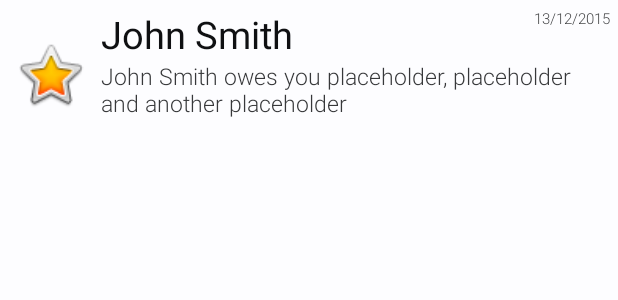
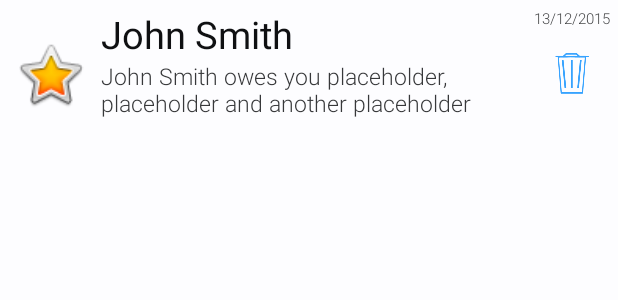
Before and after one commit to wolfbytestudio/Tappers, an Android app: the layout list_row.xml on its own in the app's theme, with its tools: preview values and no code run, on a phone screen of 412 x 824 dp. Shown: the top 300 px of the screen. Run offline under Robolectric (Android 15) with nearby library versions, the phone set to English and light mode, and no system bars.

Commit message:
Main List Adapter Changes

```diff
--- a/Tappers/app/src/main/java/com/example/zack/tapperstesting/contact/ContactPage.java
+++ b/Tappers/app/src/main/java/com/example/zack/tapperstesting/contact/ContactPage.java
@@ -107,6 +107,8 @@ public class ContactPage extends Activity {
                 AlertDialog.Builder builder = new AlertDialog.Builder(v.getContext());
                 builder.setMessage("Are you sure you want to clear the history for " + ContactUtil.contact.name).setPositiveButton("Yes", dialogClickListener)
                         .setNegativeButton("No", dialogClickListener).show();
+
+
             }
         });
 
--- a/Tappers/app/src/main/res/layout/list_row.xml
+++ b/Tappers/app/src/main/res/layout/list_row.xml
@@ -46,7 +46,8 @@
         android:textColor="#37383A"
         android:textSize="15dp"
         android:layout_toRightOf="@id/thumbnail"
-        android:text="John Smith owes you placeholder, placeholder and another placeholder" />
+        android:text="John Smith owes you placeholder, placeholder and another placeholder"
+        android:layout_toStartOf="@+id/btnDeleteContact" />
 
 
     <TextView
@@ -60,6 +61,18 @@
         android:text="13/12/2015"
         />
 
+    <ImageButton
+        android:layout_width="31dp"
+        android:layout_height="31dp"
+        android:id="@+id/btnDeleteContact"
+        android:layout_marginRight="10dp"
+        android:background="@null"
+        android:scaleType="fitCenter"
+        android:src="@drawable/bin_history"
+        android:layout_centerVertical="true"
+        android:layout_alignEnd="@+id/date"
+        android:layout_marginTop="10dp"
+        android:focusable="false"/>
 
 
 </RelativeLayout>
```
Also changed, not shown: Tappers/app/src/main/AndroidManifest.xml (+5 -7 lines), Tappers/app/src/main/java/com/example/zack/tapperstesting/MainActivity.java (+21 -14 lines), Tappers/app/src/main/java/com/example/zack/tapperstesting/adapter/MainListAdapter.java (+63 -2 lines), 1 other file.
